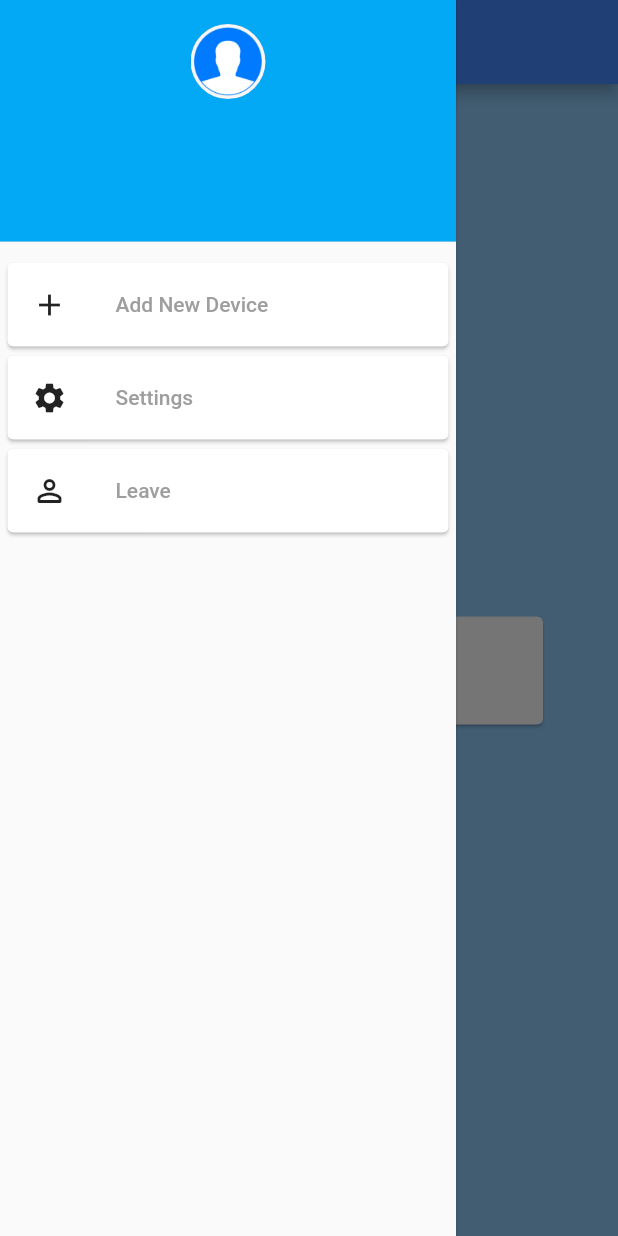
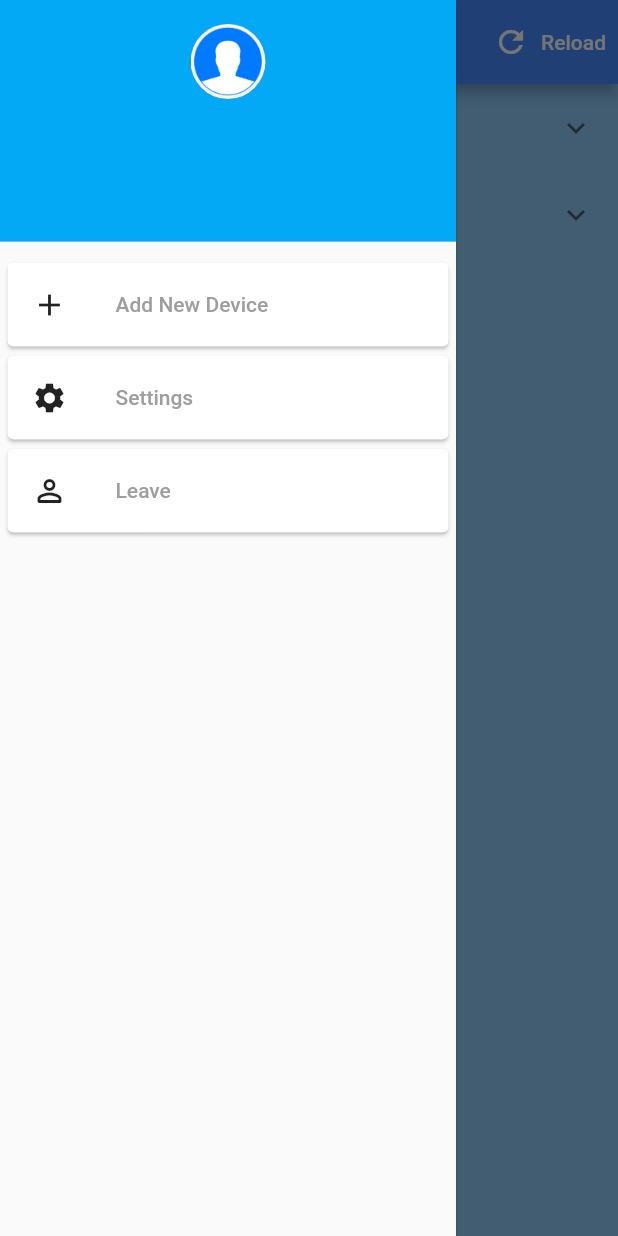
Before and after one commit to kawolski/Home_Automation, a Flutter app: the screen it shows once a user with an empty profile is signed in, with the side drawer open, on a phone screen of 412 x 824 dp. Run offline on Flutter 3.47's test engine with Material 2 defaults, Android fonts, the phone set to English and light mode, and no system bars; our stand-ins replace cloud_firestore, firebase_auth, firebase_core, firebase_database, flutter_spinkit; accounts and stored records are empty.

Commit message:
Stage 6 : Added New Styling --> House Sharing --> Adding Devices --> Displaying Devices
**Unstable Version
**User Profile Not yet Editable

```diff
--- /dev/null
+++ b/lib/devices/realtime_device_data.dart
@@ -0,0 +1,84 @@
+import 'package:cloud_firestore/cloud_firestore.dart';
+import 'package:firebase_database/firebase_database.dart';
+import 'package:flutter/cupertino.dart';
+import 'package:home_automation/devices/switch/switch_card.dart';
+
+class RealDeviceData {
+  final String uid;
+  final realDB = FirebaseDatabase.instance.reference();
+  CollectionReference user = FirebaseFirestore.instance.collection("Users");
+
+  RealDeviceData({this.uid});
+
+  String hid;
+
+  Future<bool> loadHID() async {
+    // dynamic result = await user.doc(uid).get();//.data()['House ID'];
+    try {
+      dynamic result = await user.doc(uid).get();
+      hid = result.data()['House ID'];
+      print('Got House ID');
+      return true;
+    } catch (e) {
+      return false;
+    }
+  }
+
+  void createData(String devName) async {
+    dynamic snapshot = await user.doc(uid).get();
+    hid = snapshot.data()['House ID'];
+    realDB.child(hid).child(devName).set({'type': 'bool', 'state': 'active'});
+  }
+
+  void createSwitch(
+      {String switchName,
+      String location,
+      String state = 'false',
+      String type}) async {
+    dynamic snapshot = await user.doc(uid).get();
+    hid = snapshot.data()['House ID'];
+    realDB
+        .child(hid)
+        .child(type)
+        .child(switchName)
+        .set({'Location': location, 'State': state});
+  }
+
+  List<Widget> loadLights() {
+    List<Widget> list = [];
+    realDB.once().then((DataSnapshot snapshot) {
+      // print('Data : ${snapshot.value}');
+      // print('Extracting : ${snapshot.value[hid]['Light']}');
+      // print('HID : $hid');
+      Map map = snapshot.value[hid]['Light'];
+      // print('List : $map');
+      print("Play");
+      map.forEach((name, value) {
+        list.add(SwitchCard(name: name, state: value['State']));
+        // print('key : $key');
+        // print('value : $value');
+        // print('value["State"] : ${value['State']}');
+      });
+    });
+    return list;
+  }
+
+  List<Widget> loadSwitches() {
+    List<Widget> list = [];
+    realDB.once().then((DataSnapshot snapshot) {
+      // print('Data : ${snapshot.value}');
+      // print('Extracting : ${snapshot.value[hid]['Light']}');
+      // print('HID : $hid');
+      Map map = snapshot.value[hid]['Switch'];
+      // print('List : $map');
+      print("Play");
+      map.forEach((name, value) {
+        list.add(SwitchCard(name: name, state: value['State']));
+        // print('key : $key');
+        // print('value : $value');
+        // print('value["State"] : ${value['State']}');
+      });
+    });
+    return list;
+  }
+}
--- a/lib/screens/home/drawer_functions.dart
+++ b/lib/screens/home/drawer_functions.dart
@@ -1,8 +1,16 @@
-import 'package:flutter/cupertino.dart';
-import 'package:flutter/material.dart';
+class DrawerFunctions {
+  final String uid;
 
-class DrawerFunctions {
+  DrawerFunctions({this.uid});
+
   void test() {
     print("Test Successfull");
   }
+
+  void addDevice() {
+    // final realDB = RealDeviceData(uid: uid);
+    // // Make Form
+    // Devices devices;
+    // realDB.createData("devName");
+  }
 }
--- a/lib/screens/home/home.dart
+++ b/lib/screens/home/home.dart
@@ -1,17 +1,11 @@
 import 'package:flutter/material.dart';
-import 'package:home_automation/models/house/house.dart';
-import 'package:home_automation/models/house/house_auth.dart';
-import 'package:home_automation/models/house/no_house.dart';
 import 'package:home_automation/models/user.dart';
-import 'package:home_automation/screens/home/drawer_functions.dart';
+import 'package:home_automation/screens/add_devices/add_devices.dart';
 import 'package:home_automation/screens/home/drawer_tile.dart';
-import 'package:home_automation/screens/home/home_projector.dart';
 import 'package:home_automation/screens/home/select.dart';
-import 'package:home_automation/screens/home/user_card.dart';
 import 'package:home_automation/screens/settings/settings.dart';
 import 'package:home_automation/services/auth.dart';
 import 'package:home_automation/services/database.dart';
-import 'package:home_automation/shared/loading.dart';
 import 'package:provider/provider.dart';
 
 class Home extends StatefulWidget {
@@ -26,9 +20,10 @@ class _HomeState extends State<Home> {
   Widget build(BuildContext context) {
     final user = Provider.of<CustomUser>(context);
 
-    final _houseAuth = HouseAuth(uid: user.uid);
-    final DrawerFunctions df = DrawerFunctions();
-    bool isHouse = false;
+    // final _houseAuth = HouseAuth(uid: user.uid);
+    // final DrawerFunctions df = DrawerFunctions();
+    // final realDB = RealDeviceData(uid: user.uid);
+    // bool isHouse = false;
 
     return StreamProvider<UserData>.value(
       value: DatabaseService(uid: user.uid).userData,
@@ -36,6 +31,23 @@ class _HomeState extends State<Home> {
         backgroundColor: Colors.blue[200],
         appBar: AppBar(
           backgroundColor: Colors.blueAccent,
+          actions: <Widget>[
+            TextButton.icon(
+              icon: Icon(
+                Icons.refresh,
+                color: Colors.white,
+              ),
+              label: Text(
+                'Reload',
+                style: TextStyle(color: Colors.white),
+              ),
+              onPressed: () {
+                setState(() {
+                  print('Reloaded');
+                });
+              },
+            )
+          ],
         ),
         body: Select(),
         drawer: Drawer(
@@ -52,8 +64,16 @@ class _HomeState extends State<Home> {
                   ),
                 ]),
               ),
+              //  Add New Device
               DrawerTile(
-                  icon: Icons.add, text: "Add New Device", function: df.test),
+                  icon: Icons.add,
+                  text: "Add New Device",
+                  function: () {
+                    Navigator.pop(context);
+                    Navigator.push(context,
+                        MaterialPageRoute(builder: (context) => AddDevices()));
+                  }),
+              //  Settings
               DrawerTile(
                   icon: Icons.settings,
                   text: "Settings",
@@ -62,6 +82,7 @@ class _HomeState extends State<Home> {
                     Navigator.push(context,
                         MaterialPageRoute(builder: (context) => Settings()));
                   }),
+              //  Logout
               DrawerTile(
                   icon: Icons.perm_identity_rounded,
                   text: "Leave",
--- a/lib/screens/home/home_projector.dart
+++ b/lib/screens/home/home_projector.dart
@@ -1,12 +1,10 @@
-import 'package:cloud_firestore/cloud_firestore.dart';
 import 'package:flutter/material.dart';
-import 'package:home_automation/models/house/house.dart';
-import 'package:home_automation/models/house/house_auth.dart';
-import 'package:home_automation/services/auth.dart';
+import 'package:home_automation/devices/realtime_device_data.dart';
+
+// import 'package:home_automation/models/house/house_auth.dart';
+// import 'package:home_automation/services/auth.dart';
 import 'package:provider/provider.dart';
 import 'package:home_automation/models/user.dart';
-import 'package:home_automation/screens/home/user_card.dart';
-import 'package:home_automation/models/house/house_auth.dart';
 
 class HomeProjector extends StatefulWidget {
   @override
@@ -14,28 +12,84 @@ class HomeProjector extends StatefulWidget {
 }
 
 class _HomeProjectorState extends State<HomeProjector> {
-  final AuthService _auth = AuthService();
+  // final AuthService _auth = AuthService();
   String status = 'House Found';
+
+  void test(bool b) {}
 
   @override
   Widget build(BuildContext context) {
-    final customUser = Provider.of<CustomUser>(context);
+    // final customUser = Provider.of<CustomUser>(context);
     final userData = Provider.of<UserData>(context);
+    // bool devices = false;
+    // final _houseAuth = HouseAuth(uid: userData.uid);
+    final RealDeviceData realDB = RealDeviceData(uid: userData.uid);
+    realDB.loadHID();
 
-    final _houseAuth = HouseAuth(uid: userData.uid);
-
-    return Container(
-      child: Column(
-        mainAxisAlignment: MainAxisAlignment.center,
-        crossAxisAlignment: CrossAxisAlignment.end,
-        children: <Widget>[
-          Container(
-              padding: EdgeInsets.all(10),
-              margin: EdgeInsets.symmetric(vertical: 10, horizontal: 20),
-              color: Colors.blue[200],
-              child: UserCard(subtext: status)),
-        ],
-      ),
+    // try{
+    //
+    // }catch(e){
+    //
+    // }finally{
+    //
+    // }
+    return ListView(
+      children: <Widget>[
+        ExpansionTile(
+          backgroundColor: Colors.yellowAccent.withOpacity(0.6),
+          initiallyExpanded: false,
+          title: Text('Light'),
+          children: realDB.loadLights(),
+        ),
+        ExpansionTile(
+          initiallyExpanded: false,
+          backgroundColor: Colors.deepPurpleAccent.withOpacity(0.6),
+          title: Text('Switches'),
+          children: realDB.loadSwitches(),
+        )
+      ],
     );
+    // if(realDB.hid == null){
+    //   return Center(
+    //     child: Container(
+    //       child: Text('No Devices'),
+    //     ),
+    //   );
+    // }
+    // else{
+    //   return ListView(
+    //     children: <Widget>[
+    //       ExpansionTile(
+    //         backgroundColor: Colors.yellowAccent.withOpacity(0.6),
+    //         initiallyExpanded: false,
+    //         title: Text('Light'),
+    //         children: realDB.loadLights(),
+    //       ),
+    //       ExpansionTile(
+    //         initiallyExpanded: false,
+    //         backgroundColor: Colors.deepPurpleAccent.withOpacity(0.6),
+    //         title: Text('Light'),
+    //         children: <Widget>[
+    //           SwitchCard(name: "Cooler",state: "false",),
+    //           SwitchCard(name: "Water Pump",state: "false",)
+    //         ],
+    //       )
+    //     ],
+    //   );
+    // }
   }
 }
+
+// child: Container(
+// child: Column(
+// mainAxisAlignment: MainAxisAlignment.center,
+// crossAxisAlignment: CrossAxisAlignment.end,
+// children: <Widget>[
+// Container(
+// padding: EdgeInsets.all(10),
+// margin: EdgeInsets.symmetric(vertical: 10, horizontal: 20),
+// color: Colors.blue[200],
+// child: UserCard(subtext: status)),
+// ],
+// ),
+// ),
--- a/pubspec.yaml
+++ b/pubspec.yaml
@@ -32,6 +32,8 @@ dependencies:
   cloud_firestore: ^0.16.0
   provider: ^4.3.3
   flutter_spinkit: ^4.1.2+1
+  firebase_core: "^0.7.0"
+  firebase_database: "^6.0.0"
 
 dev_dependencies:
   flutter_test:
```
Also changed, not shown: lib/devices/forms/switch_form.dart (added, +71 -0 lines), lib/devices/switch/switch_card.dart (added, +31 -0 lines), lib/models/house/house_auth.dart (+21 -22 lines), lib/models/house/no_house.dart (+26 -2 lines), lib/screens/add_devices/add_devices.dart (added, +129 -0 lines), pubspec.lock.
